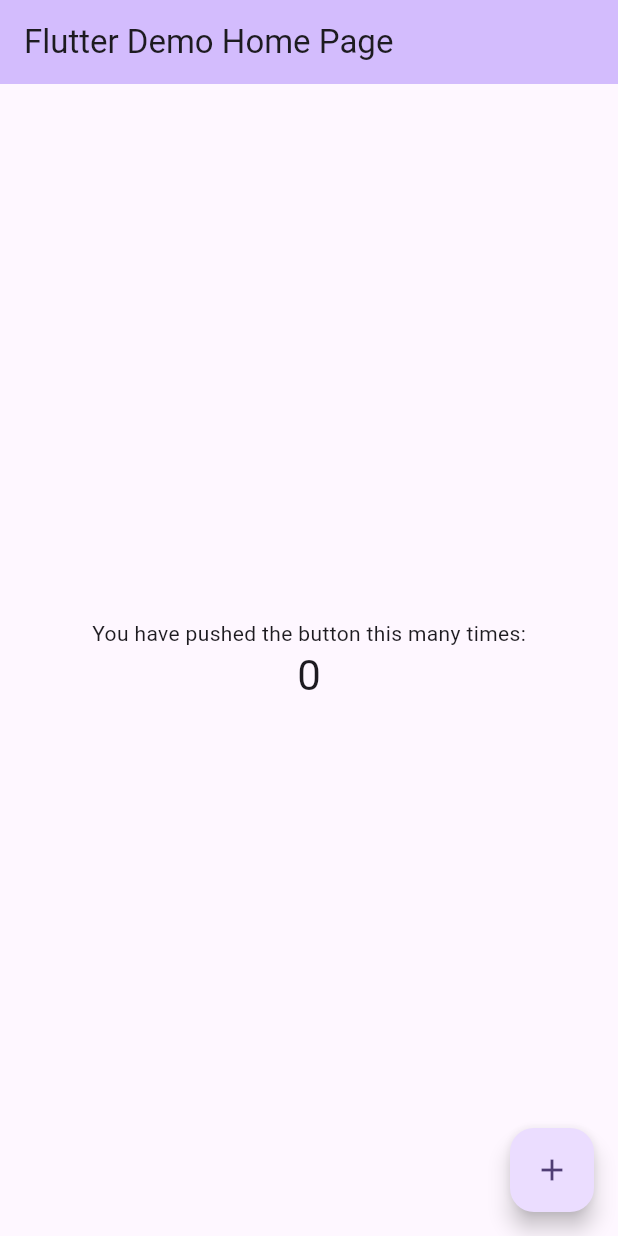
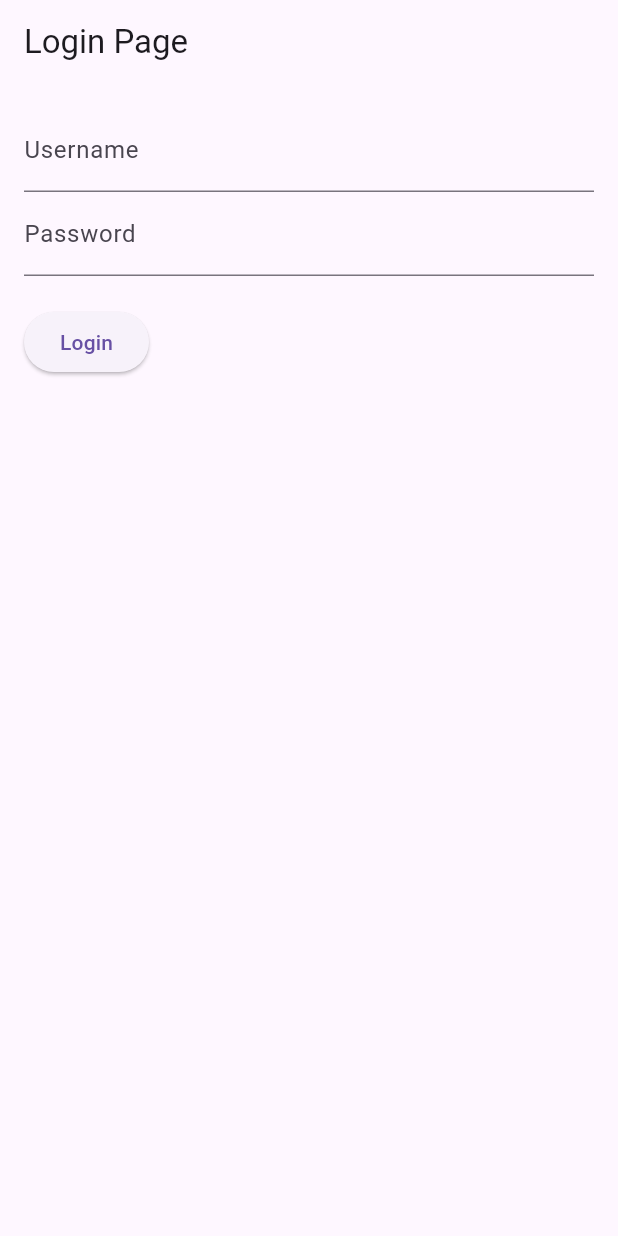
Before and after one commit to sevdehilal/divinitaion, a Flutter app: the screen it shows after launch, on a phone screen of 412 x 824 dp. Run offline on Flutter 3.47's test engine with Material 3 defaults, Android fonts, the phone set to English and light mode, and no system bars.

Commit message:
add login

```diff
--- /dev/null
+++ b/lib/loginmodel.dart
@@ -0,0 +1,13 @@
+class Login {
+  String userName;
+  String password;
+
+  Login({required this.userName, required this.password});
+
+  Map<String, dynamic> toJson() {
+    return {
+      'userName': userName,
+      'password': password,
+    };
+  }
+}
--- a/lib/main.dart
+++ b/lib/main.dart
@@ -1,130 +1,95 @@
+import 'dart:io';
+import 'package:divinitaion/loginmodel.dart';
+import 'package:divinitaion/service.dart';
 import 'package:flutter/material.dart';
 
 void main() {
-  runApp(const MyApp());
+   HttpOverrides.global = MyHttpOverrides();
+  runApp( MaterialApp(home: LoginPage()));
 }
 
-//beyzaa
-//eren
-//beyza2
-//ceren
-
-class MyApp extends StatelessWidget {
-  const MyApp({super.key});
-
-  // This widget is the root of your application.
+class MyHttpOverrides extends HttpOverrides {
   @override
-  Widget build(BuildContext context) {
-    return MaterialApp(
-      title: 'Flutter Demo',
-      theme: ThemeData(
-        // This is the theme of your application.
-        //
-        // TRY THIS: Try running your application with "flutter run". You'll see
-        // the application has a purple toolbar. Then, without quitting the app,
-        // try changing the seedColor in the colorScheme below to Colors.green
-        // and then invoke "hot reload" (save your changes or press the "hot
-        // reload" button in a Flutter-supported IDE, or press "r" if you used
-        // the command line to start the app).
-        //
-        // Notice that the counter didn't reset back to zero; the application
-        // state is not lost during the reload. To reset the state, use hot
-        // restart instead.
-        //
-        // This works for code too, not just values: Most code changes can be
-        // tested with just a hot reload.
-        colorScheme: ColorScheme.fromSeed(seedColor: Colors.deepPurple),
-        useMaterial3: true,
-      ),
-      home: const MyHomePage(title: 'Flutter Demo Home Page'),
-    );
+  HttpClient createHttpClient(SecurityContext? context) {
+    return super.createHttpClient(context)
+      ..badCertificateCallback = (X509Certificate cert, String host, int port) => true;
   }
 }
-
-class MyHomePage extends StatefulWidget {
-  const MyHomePage({super.key, required this.title});
-
-  // This widget is the home page of your application. It is stateful, meaning
-  // that it has a State object (defined below) that contains fields that affect
-  // how it looks.
-
-  // This class is the configuration for the state. It holds the values (in this
-  // case the title) provided by the parent (in this case the App widget) and
-  // used by the build method of the State. Fields in a Widget subclass are
-  // always marked "final".
-
-  final String title;
-
+class LoginPage extends StatefulWidget {
   @override
-  State<MyHomePage> createState() => _MyHomePageState();
+  _LoginPageState createState() => _LoginPageState();
 }
 
-class _MyHomePageState extends State<MyHomePage> {
-  int _counter = 0;
+class _LoginPageState extends State<LoginPage> {
+  final TextEditingController _usernameController = TextEditingController();
+  final TextEditingController _passwordController = TextEditingController();
+  final LoginService _loginService = LoginService();
+  final GlobalKey<FormState> _formKey = GlobalKey<FormState>();
 
-  void _incrementCounter() {
-    setState(() {
-      // This call to setState tells the Flutter framework that something has
-      // changed in this State, which causes it to rerun the build method below
-      // so that the display can reflect the updated values. If we changed
-      // _counter without calling setState(), then the build method would not be
-      // called again, and so nothing would appear to happen.
-      _counter--;
-    });
+  Future<void> _login() async {
+    if (_formKey.currentState!.validate()) {
+      final loginModel = Login(
+        userName: _usernameController.text,
+        password: _passwordController.text,
+      );
+
+      bool success = await _loginService.login(loginModel);
+
+      if (success) {
+        ScaffoldMessenger.of(context).showSnackBar(
+          SnackBar(content: Text('Login successful')),
+        );
+      } else {
+        ScaffoldMessenger.of(context).showSnackBar(
+          SnackBar(content: Text('Login failed')),
+        );
+      }
+    }
   }
 
   @override
   Widget build(BuildContext context) {
-    // This method is rerun every time setState is called, for instance as done
-    // by the _incrementCounter method above.
-    //
-    // The Flutter framework has been optimized to make rerunning build methods
-    // fast, so that you can just rebuild anything that needs updating rather
-    // than having to individually change instances of widgets.
     return Scaffold(
       appBar: AppBar(
-        // TRY THIS: Try changing the color here to a specific color (to
-        // Colors.amber, perhaps?) and trigger a hot reload to see the AppBar
-        // change color while the other colors stay the same.
-        backgroundColor: Theme.of(context).colorScheme.inversePrimary,
-        // Here we take the value from the MyHomePage object that was created by
-        // the App.build method, and use it to set our appbar title.
-        title: Text(widget.title),
+        title: Text('Login Page'),
       ),
-      body: Center(
-        // Center is a layout widget. It takes a single child and positions it
-        // in the middle of the parent.
-        child: Column(
-          // Column is also a layout widget. It takes a list of children and
-          // arranges them vertically. By default, it sizes itself to fit its
-          // children horizontally, and tries to be as tall as its parent.
-          //
-          // Column has various properties to control how it sizes itself and
-          // how it positions its children. Here we use mainAxisAlignment to
-          // center the children vertically; the main axis here is the vertical
-          // axis because Columns are vertical (the cross axis would be
-          // horizontal).
-          //
-          // TRY THIS: Invoke "debug painting" (choose the "Toggle Debug Paint"
-          // action in the IDE, or press "p" in the console), to see the
-          // wireframe for each widget.
-          mainAxisAlignment: MainAxisAlignment.center,
-          children: <Widget>[
-            const Text(
-              'You have pushed the button this many times:',
-            ),
-            Text(
-              '$_counter',
-              style: Theme.of(context).textTheme.headlineMedium,
-            ),
-          ],
+      body: Padding(
+        padding: const EdgeInsets.all(16.0),
+        child: Form(
+          key: _formKey,
+          child: Column(
+            crossAxisAlignment: CrossAxisAlignment.start,
+            children: [
+              TextFormField(
+                controller: _usernameController,
+                decoration: InputDecoration(labelText: 'Username'),
+                validator: (value) {
+                  if (value == null || value.isEmpty) {
+                    return 'Please enter your username';
+                  }
+                  return null;
+                },
+              ),
+              TextFormField(
+                controller: _passwordController,
+                decoration: InputDecoration(labelText: 'Password'),
+                obscureText: true,
+                validator: (value) {
+                  if (value == null || value.isEmpty) {
+                    return 'Please enter your password';
+                  }
+                  return null;
+                },
+              ),
+              SizedBox(height: 20),
+              ElevatedButton(
+                onPressed: _login,
+                child: Text('Login'),
+              ),
+            ],
+          ),
         ),
       ),
-      floatingActionButton: FloatingActionButton(
-        onPressed: _incrementCounter,
-        tooltip: 'Increment',
-        child: const Icon(Icons.add),
-      ), // This trailing comma makes auto-formatting nicer for build methods.
     );
   }
 }
--- /dev/null
+++ b/lib/service.dart
@@ -0,0 +1,36 @@
+import 'dart:convert'; // JSON işlemleri için
+import 'package:http/http.dart' as http; // HTTP istekleri için
+import 'loginmodel.dart'; // Login modeliniz
+
+class LoginService {
+  final String apiUrl = "https://fallinfal.com/api/Auth/login"; // API URL
+
+  Future<bool> login(Login loginModel) async {
+    try {
+      final response = await http.post(
+        Uri.parse(apiUrl),
+      headers: {
+      "Access-Control-Allow-Origin": "*",
+      'Content-Type': 'application/json',
+    },
+        body: jsonEncode(loginModel.toJson()), // loginModel'i JSON'a çevirme
+      );
+
+      if (response.statusCode == 200) {
+        // Giriş başarılı
+        print('Login successful');
+        print(response.body);
+        return true;
+      } else {
+        // Hata mesajını yazdır
+        print('Login failed with status: ${response.statusCode}');
+        print('Response body: ${response.body}');
+        return false;
+      }
+    } catch (e) {
+      // İstek sırasında bir hata olursa
+      print('Error during login: $e');
+      return false;
+    }
+  }
+}
--- a/pubspec.yaml
+++ b/pubspec.yaml
@@ -35,6 +35,7 @@ dependencies:
   # The following adds the Cupertino Icons font to your application.
   # Use with the CupertinoIcons class for iOS style icons.
   cupertino_icons: ^1.0.8
+  http: ^1.2.2
 
 dev_dependencies:
   flutter_test:
```
Also changed, not shown: pubspec.lock, 2 other files.
